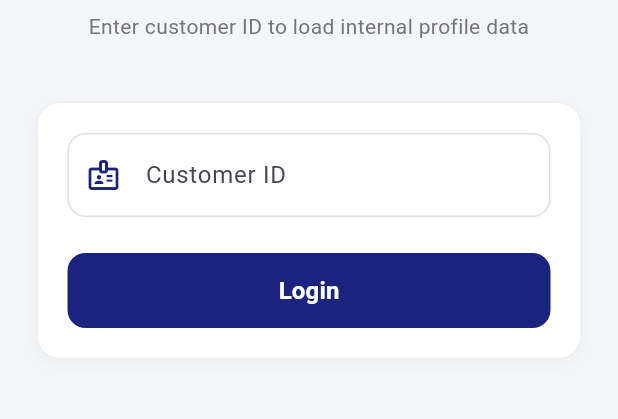
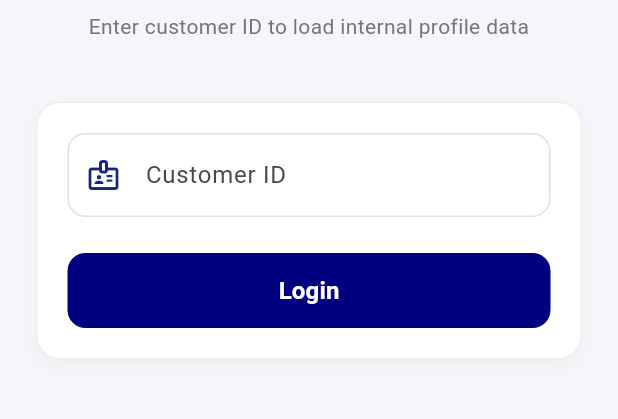
Before and after one commit to KongkaMozumderSUST/erin_support_internal, a Flutter app: the screen it shows after launch, on a phone screen of 412 x 824 dp, the part 557-976 px from its top. Run offline on Flutter 3.47's test engine with Material 3 defaults, Android fonts, the phone set to English and light mode, and no system bars; our stand-ins replace shared_preferences; accounts and stored records are empty; Roboto replaces fonts that are missing (Lexend).

Commit message:
internal support app

```diff
--- a/erin_support_internal/lib/constants/colors.dart
+++ b/erin_support_internal/lib/constants/colors.dart
@@ -1,4 +1,4 @@
 import 'package:flutter/material.dart';
 
-const Color primary = Color(0xFF0D15AE);
+const Color primary = Color(0xFF000080);
 const Color secondary = Color(0xFF999DE9);
--- a/erin_support_internal/lib/screens/auth/login.dart
+++ b/erin_support_internal/lib/screens/auth/login.dart
@@ -216,7 +216,7 @@ class _LoginPageState extends State<Login> {
                         child: ElevatedButton(
                           onPressed: isLoading ? null : login,
                           style: ElevatedButton.styleFrom(
-                            backgroundColor: const Color(0xFF1A237E),
+                            backgroundColor: const Color(0xFF000080),
                             foregroundColor: Colors.white,
                             elevation: 0,
                             shape: RoundedRectangleBorder(
--- a/erin_support_internal/lib/screens/fix.dart
+++ b/erin_support_internal/lib/screens/fix.dart
@@ -1092,7 +1092,7 @@ class _FixState extends State<Fix> {
         label: Text(text),
 
         style: ElevatedButton.styleFrom(
-          backgroundColor: const Color(0xFF1A237E),
+          backgroundColor:  const Color(0xFF000080),
           foregroundColor: Colors.white,
 
           elevation: 0,
```
